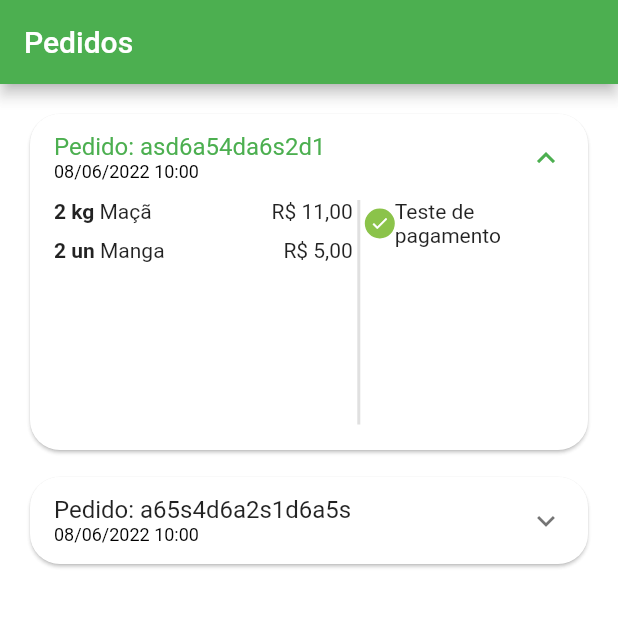
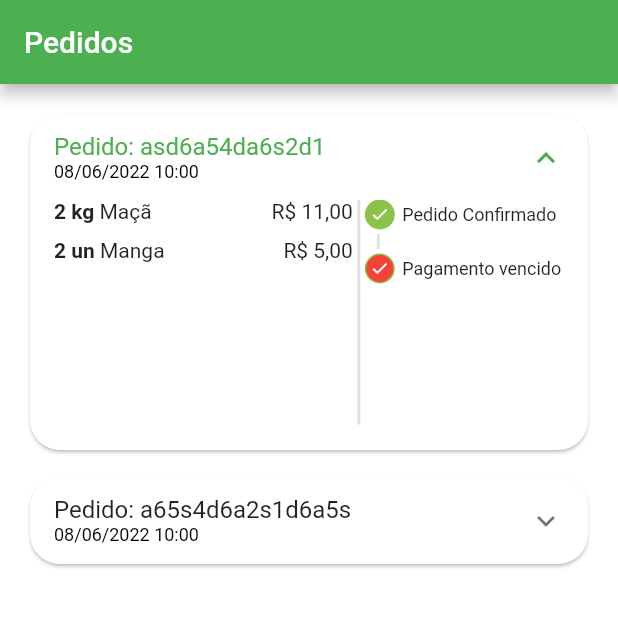
Before and after one commit to LeviDantas01/Quitanda, a Flutter app: the OrderTab screen opened directly, after a tap on an icon or button, on a phone screen of 412 x 824 dp, the top half of it. Run offline on Flutter 3.47's test engine with Material 2 defaults, Android fonts, the phone set to English and light mode, and no system bars; our stand-ins replace animated_text_kit, badges, mask_text_input_formatter.

Commit message:
continuação da tela de pagamento

```diff
--- a/lib/src/config/app_data.dart
+++ b/lib/src/config/app_data.dart
@@ -127,7 +127,7 @@ List<OrderModels> orders = [
       '2022-06-08 11:00:10.458',
     ),
     id: 'a65s4d6a2s1d6a5s',
-    status: 'delivered',
+    status: 'refunded',
     total: 11.5,
     items: [
       CartItemModel(
--- a/lib/src/pages/orders/componets/order_status_widget.dart
+++ b/lib/src/pages/orders/componets/order_status_widget.dart
@@ -7,7 +7,18 @@ class OrderStatusWidget extends StatelessWidget {
   final String status;
   final bool isOrverdue;
 
-  const OrderStatusWidget({
+  final Map<String, int> allStatus = <String, int>{
+    'pending_payment': 0,
+    'refunded': 1,
+    'paid': 2,
+    'preparing_purchase': 3,
+    'shipping': 4,
+    'delivered': 5,
+  };
+
+  int get currentStatus => allStatus[status]!;
+
+  OrderStatusWidget({
     super.key,
     required this.status,
     required this.isOrverdue,
@@ -16,12 +27,41 @@ class OrderStatusWidget extends StatelessWidget {
   @override
   Widget build(BuildContext context) {
     return Column(
+      crossAxisAlignment: CrossAxisAlignment.start,
       children: [
         _StatusDot(
-          titile: "Teste de pagamento",
           isActive: true,
+          titile: 'Pedido Confirmado',
         ),
+        _CustomDivider(),
+        if (currentStatus == 1) ...[
+          _StatusDot(
+            isActive: true,
+            titile: 'Pix extornado',
+            backgroudncolor: Colors.orange,
+          ),
+        ] else if (isOrverdue) ...[
+          _StatusDot(
+            isActive: true,
+            titile: 'Pagamento vencido',
+            backgroudncolor: Colors.red,
+          ),
+        ]
       ],
+    );
+  }
+}
+
+class _CustomDivider extends StatelessWidget {
+  const _CustomDivider({super.key});
+
+  @override
+  Widget build(BuildContext context) {
+    return Container(
+      height: 10,
+      width: 2,
+      color: Colors.grey.shade300,
+      margin: const EdgeInsets.symmetric(horizontal: 8, vertical: 3),
     );
   }
 }
@@ -31,10 +71,12 @@ class _StatusDot extends StatelessWidget {
     super.key,
     required this.isActive,
     required this.titile,
+    this.backgroudncolor,
   });
 
   final bool isActive;
   final String titile;
+  final Color? backgroudncolor;
 
   @override
   Widget build(BuildContext context) {
@@ -49,8 +91,9 @@ class _StatusDot extends StatelessWidget {
             border: Border.all(
               color: CustomColors.customSwatchColor,
             ),
-            color:
-                isActive ? CustomColors.customSwatchColor : Colors.transparent,
+            color: isActive
+                ? backgroudncolor ?? CustomColors.customSwatchColor
+                : Colors.transparent,
           ),
           child: isActive
               ? const Icon(
@@ -60,11 +103,16 @@ class _StatusDot extends StatelessWidget {
                 )
               : const SizedBox.shrink(),
         ),
-        SizedBox(
-          height: 30,
+        const SizedBox(
+          width: 5,
         ),
         Expanded(
-          child: Text(titile),
+          child: Text(
+            titile,
+            style: TextStyle(
+              fontSize: 12,
+            ),
+          ),
         ),
       ],
     );
```
Also changed, not shown: 1 other file.
